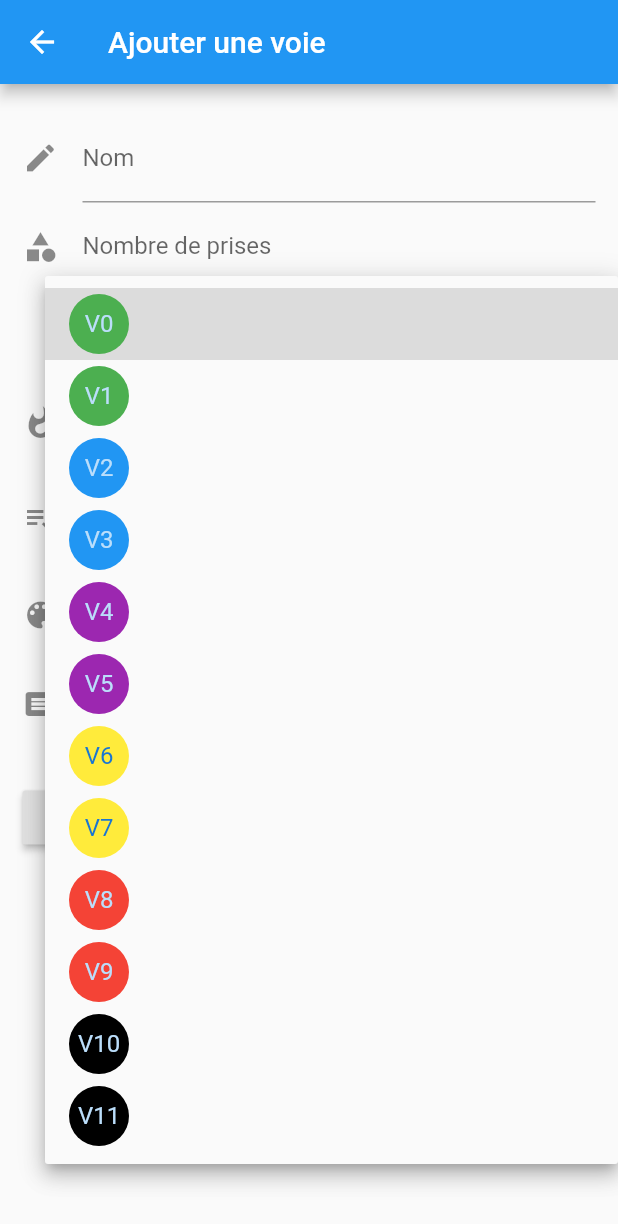
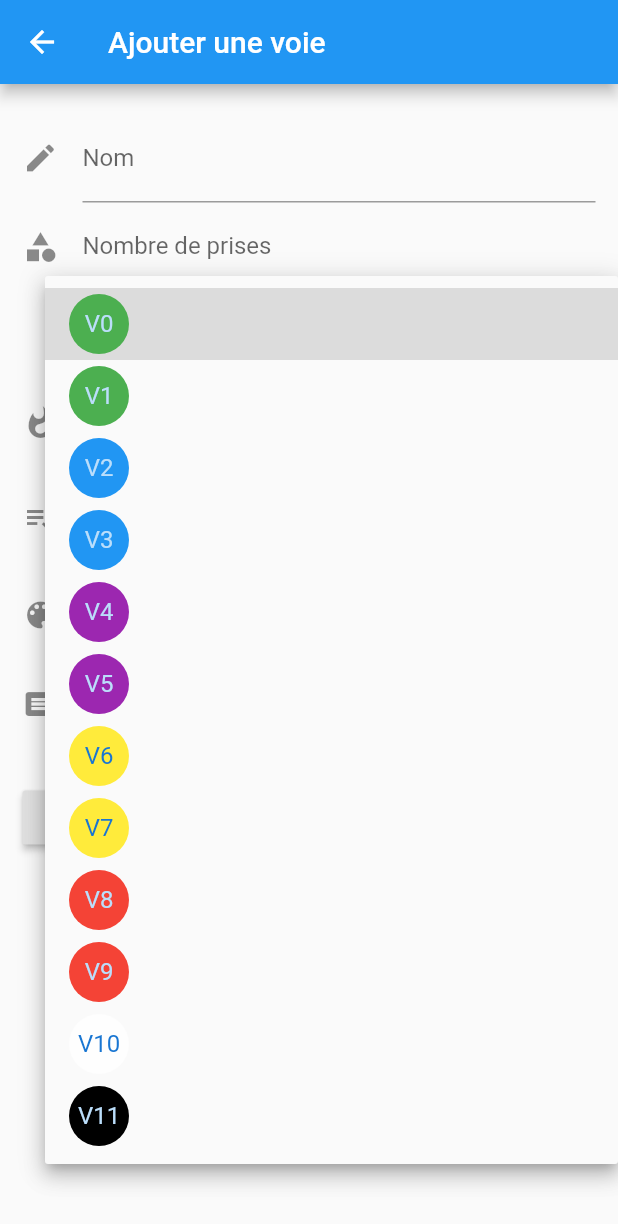
Before and after one commit to RhumUn/projet_tech_uqam, a Flutter app: the AjouterVoieForm screen opened directly, after a tap on "V0", on a phone screen of 412 x 824 dp. Shown: the top 1224 px of the screen. Run offline on Flutter 3.47's test engine with Material 2 defaults, Android fonts, the phone set to English and light mode, and no system bars; our stand-ins replace datetime_picker_formfield, mvc_pattern, sqflite; accounts and stored records are empty.

Commit message:
Vue liste voie

```diff
--- a/lib/tools/tools.dart
+++ b/lib/tools/tools.dart
@@ -5,27 +5,57 @@ class Tools {
     return value ? 1 : 0;
   }
 
-  static Color getDifficultyColor(String difficulty) {
-    Color value = Colors.white70;
-    (difficulty == 'V0' || difficulty == 'V1')
-        ? value = Colors.green
-        : value = value;
-    (difficulty == 'V2' || difficulty == 'V3')
-        ? value = Colors.blue
-        : value = value;
-    (difficulty == 'V4' || difficulty == 'V5')
-        ? value = Colors.purple
-        : value = value;
-    (difficulty == 'V6' || difficulty == 'V7')
-        ? value = Colors.yellow
-        : value = value;
-    (difficulty == 'V8' || difficulty == 'V9')
-        ? value = Colors.red
-        : value = value;
-    (difficulty == 'V10' || difficulty == 'V11' || difficulty == 'V12')
-        ? value = Colors.black
-        : value = value;
+  static bool intToBool(int value) {
 
+    return value == 1 ? true : false;
+  }
+
+  static Color getDifficultyColor(int difficultyValue) {
+    if (difficultyValue < 2) {
+      return Colors.green;
+    } else if (difficultyValue < 4) {
+      return Colors.blue;
+    } else if (difficultyValue < 6) {
+      return Colors.purple;
+    } else if (difficultyValue < 8) {
+      return Colors.yellow;
+    } else if (difficultyValue < 10) {
+      return Colors.red;
+    } else if (difficultyValue > 10) {
+      return Colors.black;
+    } else {
+      return Colors.white70;
+    }
+  }
+
+  static int getDifficultyValue(String difficulty) {
+    difficulty = difficulty.replaceAll('V', '');
+    return int.tryParse(difficulty);
+  }
+
+  static List<Widget> getDifficultyTagList(List<String> _difficuties) {
+    _difficuties
+        .forEach((difficulty) => ReusableWidgets.getDifficultyTag(difficulty));
+  }
+
+  static IconData getIconTypeValidation(String typeValidation) {
+    switch (typeValidation) {
+      case "A vue":
+        return Icons.remove_red_eye;
+        break;
+      case "Flash":
+        return Icons.flash_on;
+        break;
+      case "Avec essais":
+        return Icons.all_inclusive;
+      default:
+        return Icons.error_outline;
+    }
+  }
+
+  static IconData getIconEtatValidation(bool etat) {
+    IconData value;
+    etat ? value = Icons.check : value = Icons.close;
     return value;
   }
 
@@ -61,7 +91,8 @@ class ReusableWidgets {
 
   static Widget getDifficultyTag(String difficulty) {
     return CircleAvatar(
-      backgroundColor: Tools.getDifficultyColor(difficulty),
+      backgroundColor:
+          Tools.getDifficultyColor(Tools.getDifficultyValue(difficulty)),
       child: Text(difficulty),
     );
   }
--- a/lib/views/routes/voie_ajouter.dart
+++ b/lib/views/routes/voie_ajouter.dart
@@ -148,7 +148,7 @@ class AjouterVoieFormState extends State<AjouterVoieForm> {
                         ),
                       Container(
                         child: Icon(
-                          getIconTypeValidation(value),
+                          Tools.getIconTypeValidation(value),
                           color: Colors.blue[500],
                         ),
                       ),
@@ -214,24 +214,4 @@ class AjouterVoieFormState extends State<AjouterVoieForm> {
         )));
     return formWidget;
   }
-
-  List<Widget> getDifficultyTagList(List<String> _difficuties) {
-    _difficuties
-        .forEach((difficulty) => ReusableWidgets.getDifficultyTag(difficulty));
-  }
-
-  IconData getIconTypeValidation(String typeValidation){
-    switch (typeValidation){
-      case "A vue":
-        return Icons.remove_red_eye;
-        break;
-      case "Flash":
-        return Icons.flash_on;
-        break;
-      case "Avec essais":
-        return Icons.all_inclusive;
-      default:
-        return Icons.trip_origin;
-    }
-  }
 }
--- a/pubspec.yaml
+++ b/pubspec.yaml
@@ -31,6 +31,7 @@ dependencies:
 dev_dependencies:
   flutter_test:
     sdk: flutter
+  test: ^1.5.1
 
 
 # For information on the generic Dart part of this file, see the
```
Also changed, not shown: lib/views/routes/voie_liste.dart (+24 -22 lines), pubspec.lock, 2 other files.
